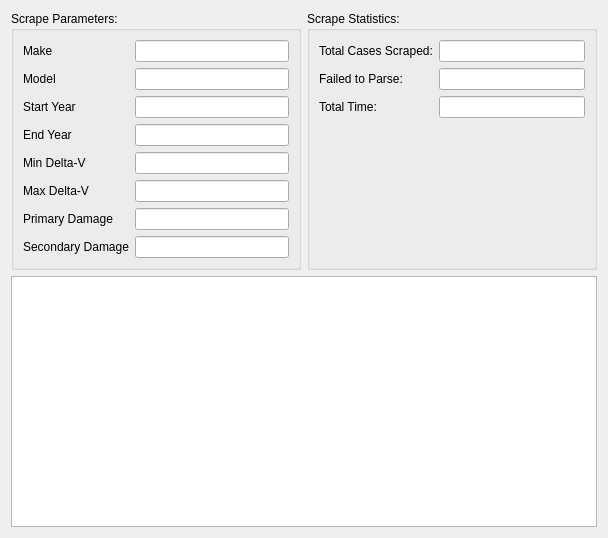
Before: the Qt Designer form src/app/ui/SummaryTab.ui in caden-maxwell/nhtsa-scrape, drawn with Qt 5.
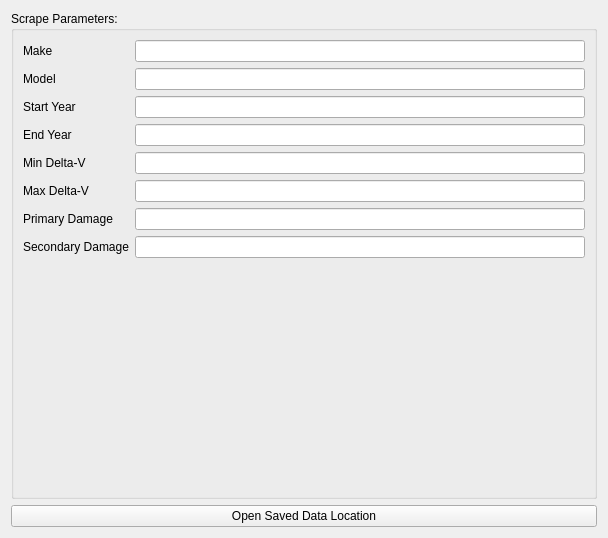
After: the same form once the commit is applied.

Commit message: Mostly changes to the data viewer. Fixed things like button update logic, added a button to navigate to the saved data directory, changed/removed some priority values, and added the EDR getter for the NASS database (although it is kinda dumb, since it just gets html).

```diff
--- a/src/app/ui/SummaryTab.ui
+++ b/src/app/ui/SummaryTab.ui
@@ -135,60 +135,16 @@
      </layout>
     </widget>
    </item>
-   <item row="0" column="1">
-    <widget class="QGroupBox" name="statsBox">
-     <property name="title">
-      <string>Scrape Statistics:</string>
+   <item row="1" column="0">
+    <widget class="QPushButton" name="openBtn">
+     <property name="toolTip">
+      <string>Open directory containing raw data, images, etc.</string>
      </property>
-     <layout class="QFormLayout" name="formLayout_2">
-      <item row="0" column="1">
-       <widget class="QLineEdit" name="totalCasesEdit">
-        <property name="readOnly">
-         <bool>true</bool>
-        </property>
-       </widget>
-      </item>
-      <item row="0" column="0">
-       <widget class="QLabel" name="totalCasesLabel">
-        <property name="text">
-         <string>Total Cases Scraped:</string>
-        </property>
-       </widget>
-      </item>
-      <item row="1" column="0">
-       <widget class="QLabel" name="failedParsesLabel">
-        <property name="text">
-         <string>Failed to Parse:</string>
-        </property>
-       </widget>
-      </item>
-      <item row="1" column="1">
-       <widget class="QLineEdit" name="failedParsesEdit">
-        <property name="readOnly">
-         <bool>true</bool>
-        </property>
-       </widget>
-      </item>
-      <item row="2" column="0">
-       <widget class="QLabel" name="totalTimeLabel">
-        <property name="text">
-         <string>Total Time:</string>
-        </property>
-       </widget>
-      </item>
-      <item row="2" column="1">
-       <widget class="QLineEdit" name="totalTimeEdit">
-        <property name="readOnly">
-         <bool>true</bool>
-        </property>
-       </widget>
-      </item>
-     </layout>
+     <property name="text">
+      <string>Open Saved Data Location</string>
+     </property>
     </widget>
    </item>
-   <item row="8" column="0" colspan="2">
-    <widget class="QListView" name="listView"/>
-   </item>
   </layout>
  </widget>
  <resources/>
```
The commit also changes 17 other files.
